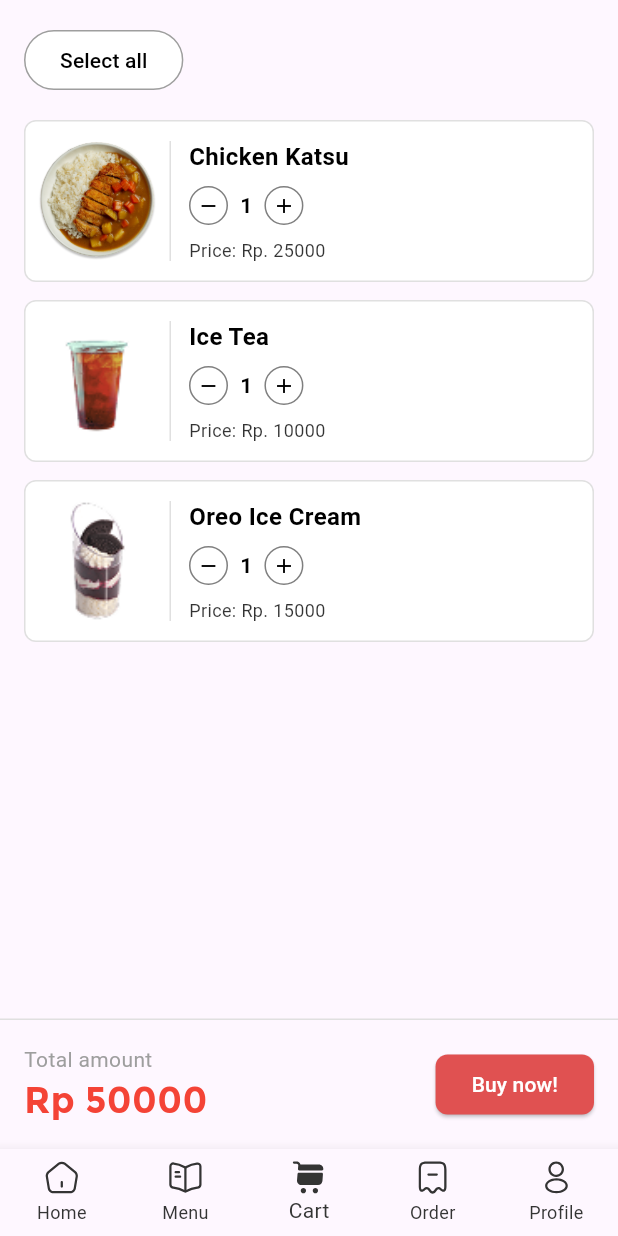
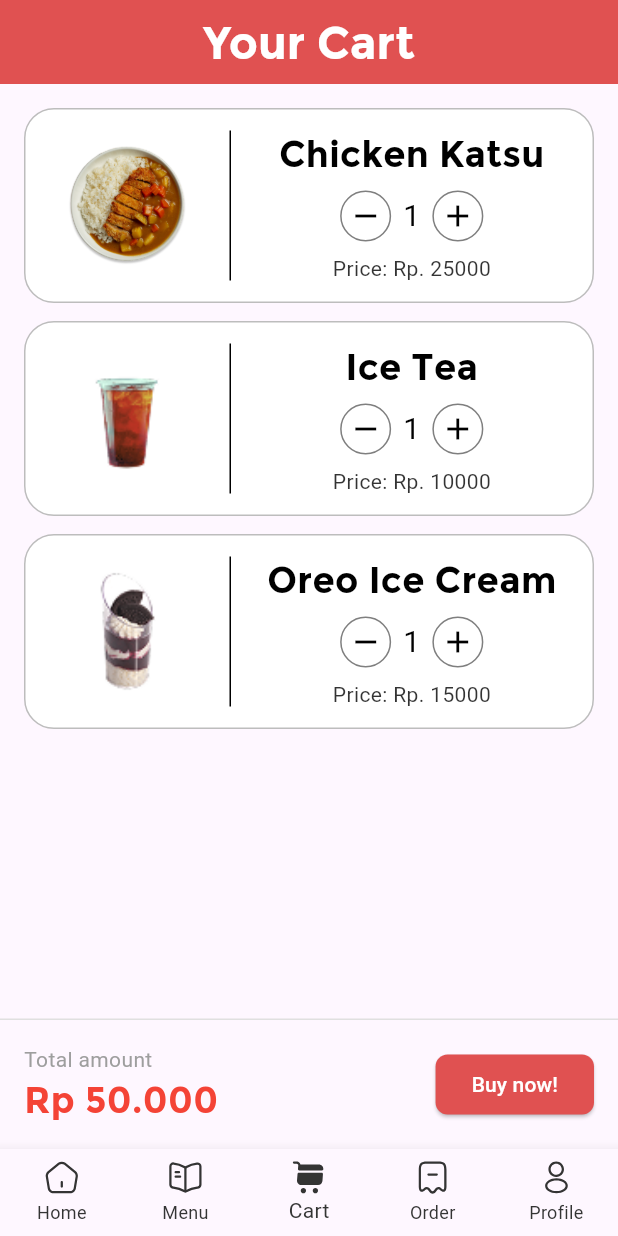
Before and after one commit to abiyyu1564/sunkatsuapp, a Flutter app: the screen it shows after launch, item 3 of the bottom bar chosen, on a phone screen of 412 x 824 dp. Run offline on Flutter 3.47's test engine with Material 3 defaults, Android fonts, the phone set to English and light mode, and no system bars; our stand-ins replace firebase_auth, firebase_core, flutter_local_notifications, flutter_secure_storage, flutter_svg, google_sign_in and 2 more; missing offline and left inert: dart_jsonwebtoken, stomp_dart_client; accounts and stored records are empty.

Commit message:
mungkin final ui buat shopping cart

```diff
--- a/sunkatsu_mobile/lib/views/cart_page.dart
+++ b/sunkatsu_mobile/lib/views/cart_page.dart
@@ -1,5 +1,6 @@
 import 'package:flutter/material.dart';
 import 'package:sunkatsu_mobile/widgets/cart_item.dart';
+import 'package:intl/intl.dart';
 
 class CartPage extends StatefulWidget {
   const CartPage({super.key});
@@ -9,10 +10,14 @@ class CartPage extends StatefulWidget {
 }
 
 class _CartPageState extends State<CartPage> {
-  bool selectAll = false;
-  int designVersion = 1; // 1, 2, 3, or 4 corresponding to the designs
 
   // Cart items
+  void addItem(CartItem newItem) {
+    setState(() {
+      items.add(newItem);
+    });
+  }
+  // Sample cart items
   final List<CartItem> items = [
     CartItem(
       name: "Chicken Katsu",
@@ -42,6 +47,19 @@ class _CartPageState extends State<CartPage> {
   @override
   Widget build(BuildContext context) {
     return Scaffold(
+      appBar: AppBar(
+        title: const Text(
+            'Your Cart',
+        style: TextStyle(
+            fontFamily: 'Montserrat',
+            fontSize: 30,
+            fontWeight: FontWeight.w700,
+          ),
+      ),
+        backgroundColor: const Color(0xFFE05151),
+        foregroundColor: Colors.white,
+        centerTitle: true,
+      ),
       body: SafeArea(
         child: Column(
           children: [
@@ -51,35 +69,6 @@ class _CartPageState extends State<CartPage> {
                 child: Column(
                   children: [
                     // Select all button
-                    Align(
-                      alignment: Alignment.centerLeft,
-                      child: ElevatedButton(
-                        onPressed: () {
-                          setState(() {
-                            selectAll = !selectAll;
-                            for (var item in items) {
-                              item.isSelected = selectAll;
-                            }
-                          });
-                        },
-                        style: ElevatedButton.styleFrom(
-                          backgroundColor: designVersion == 4
-                              ? const Color(0xFFE05151)
-                              : Colors.white,
-                          foregroundColor: designVersion == 4
-                              ? Colors.white
-                              : Colors.black,
-                          shape: RoundedRectangleBorder(
-                            borderRadius: BorderRadius.circular(20),
-                            side: const BorderSide(color: Colors.grey),
-                          ),
-                          elevation: 0,
-                        ),
-                        child: const Text('Select all'),
-                      ),
-                    ),
-                    const SizedBox(height: 16),
-                    // Cart items
                     Expanded(
                       child: ListView.builder(
                         itemCount: items.length,
@@ -87,23 +76,12 @@ class _CartPageState extends State<CartPage> {
                           final item = items[index];
                           // Determine background color based on design version
                           Color? backgroundColor;
-                          if (designVersion == 1) {
-                            backgroundColor = Colors.white;
-                          } else if (designVersion == 2) {
-                            backgroundColor = index == 0
-                                ? const Color(0xFFE05151)
-                                : Colors.white;
-                          } else if (designVersion == 3 || designVersion == 4) {
-                            backgroundColor = const Color(0xFFE05151);
-                          }
+                          backgroundColor = Colors.white;
 
                           return CartItemWidget(
                             item: item,
                             backgroundColor: backgroundColor,
-                            textColor: (designVersion == 3 || designVersion == 4 ||
-                                (designVersion == 2 && index == 0))
-                                ? Colors.white
-                                : Colors.black,
+                            textColor: Colors.black,
                             onQuantityChanged: (newQuantity) {
                               setState(() {
                                 item.quantity = newQuantity;
@@ -141,7 +119,7 @@ class _CartPageState extends State<CartPage> {
                             ),
                           ),
                           Text(
-                            'Rp ${totalAmount == 0 ? "0" : totalAmount.toString()}',
+                            'Rp ${totalAmount == 0 ? "0" : NumberFormat("#,###", "id_ID").format(totalAmount)}',
                             style: const TextStyle(
                               fontWeight: FontWeight.w700,
                               fontFamily: 'Montserrat',
--- a/sunkatsu_mobile/lib/widgets/cart_item.dart
+++ b/sunkatsu_mobile/lib/widgets/cart_item.dart
@@ -21,8 +21,8 @@ class CartItemWidget extends StatelessWidget {
       margin: const EdgeInsets.only(bottom: 12),
       decoration: BoxDecoration(
         color: backgroundColor,
-        borderRadius: BorderRadius.circular(8),
-        border: Border.all(color: Colors.grey.shade300),
+        borderRadius: BorderRadius.circular(20),
+        border: Border.all(color: Colors.grey.shade400),
       ),
       child: Row(
         children: [
@@ -31,11 +31,13 @@ class CartItemWidget extends StatelessWidget {
             padding: const EdgeInsets.all(8.0),
             child: ClipRRect(
               borderRadius: BorderRadius.circular(8),
+              child: Padding(
+                padding: const EdgeInsets.symmetric(horizontal: 20),
                 child: Image.asset(
                   item.image,
                   width: 80,
                   height: 80,
-                fit: BoxFit.cover,
+                  fit: BoxFit.fitHeight,
                   // Use a placeholder for now
                   errorBuilder: (context, error, stackTrace) {
                     return Container(
@@ -48,11 +50,12 @@ class CartItemWidget extends StatelessWidget {
                 ),
               ),
             ),
+          ),
           // Vertical divider
           Container(
-            height: 80,
+            height: 100,
             width: 1,
-            color: Colors.grey.shade300,
+            color: Colors.black,
           ),
           // Product details
           Expanded(
@@ -61,17 +64,20 @@ class CartItemWidget extends StatelessWidget {
               child: Column(
                 crossAxisAlignment: CrossAxisAlignment.start,
                 children: [
-                  Text(
+                  Center(
+                    child: Text(
                       item.name,
                       style: TextStyle(
-                      fontWeight: FontWeight.bold,
-                      fontSize: 16,
+                        fontWeight: FontWeight.w700,
+                        fontSize: 24,
+                        fontFamily: 'Montserrat',
                         color: textColor,
+                      ),
                     ),
                   ),
                   const SizedBox(height: 8),
                   Row(
-                    mainAxisAlignment: MainAxisAlignment.spaceBetween,
+                    mainAxisAlignment: MainAxisAlignment.spaceEvenly,
                     children: [
                       // Quantity controls
                       Row(
@@ -92,7 +98,7 @@ class CartItemWidget extends StatelessWidget {
                               ),
                               child: Icon(
                                 Icons.remove,
-                                size: 16,
+                                size: 24,
                                 color: textColor,
                               ),
                             ),
@@ -102,7 +108,8 @@ class CartItemWidget extends StatelessWidget {
                             child: Text(
                               item.quantity.toString(),
                               style: TextStyle(
-                                fontWeight: FontWeight.bold,
+                                fontWeight: FontWeight.w400,
+                                fontSize: 20,
                                 color: textColor,
                               ),
                             ),
@@ -121,7 +128,7 @@ class CartItemWidget extends StatelessWidget {
                               ),
                               child: Icon(
                                 Icons.add,
-                                size: 16,
+                                size: 24,
                                 color: textColor,
                               ),
                             ),
@@ -131,11 +138,14 @@ class CartItemWidget extends StatelessWidget {
                     ],
                   ),
                   const SizedBox(height: 8),
-                  Text(
+                  Center(
+                    child: Text(
                       'Price: Rp. ${item.price}',
                       style: TextStyle(
-                      fontSize: 12,
+                        fontWeight: FontWeight.w400,
+                        fontSize: 14,
                         color: textColor.withOpacity(0.8),
+                      ),
                     ),
                   ),
                 ],
```
Lines whose indentation alone changed are shown as unchanged.
